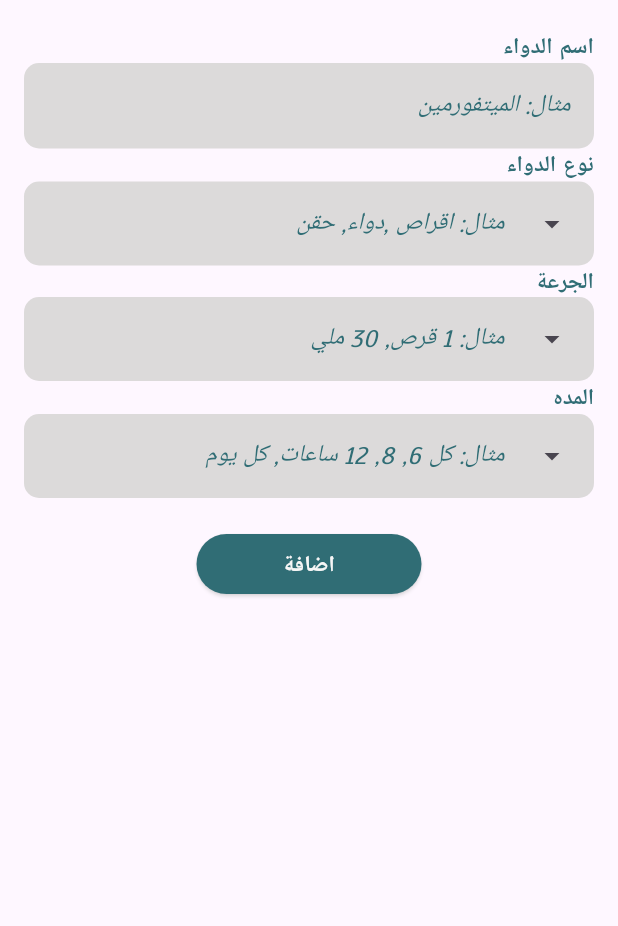
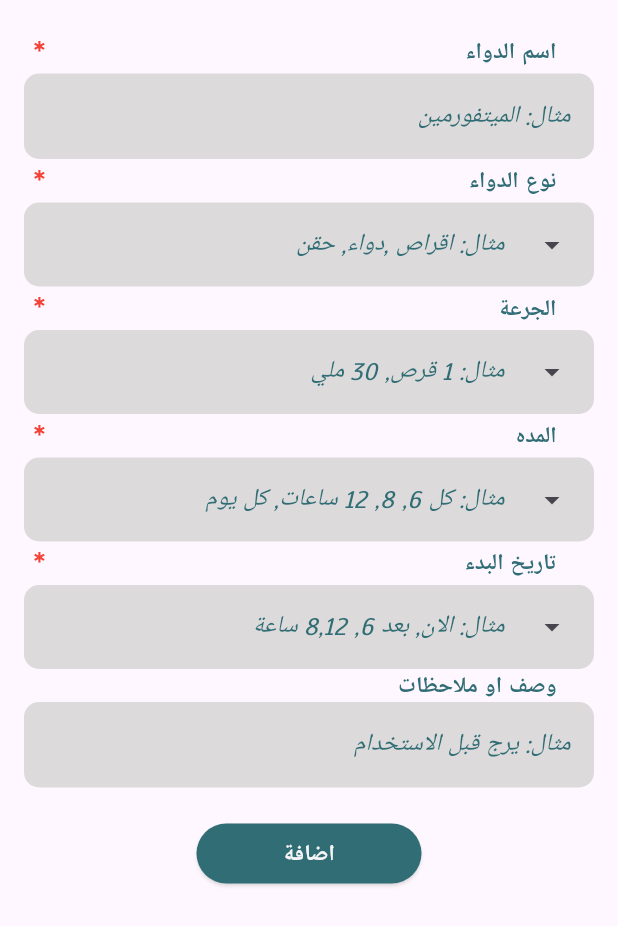
Before and after one commit to ibrahimalnagar45/MedMate, a Flutter app: the AddMedModalBottomSheet widget shown alone on an empty page, opened directly with empty values, on a phone screen of 412 x 824 dp. Shown: the top 926 px of the screen. Run offline on Flutter 3.47's test engine with Material 3 defaults, Android fonts, the phone set to English and light mode, and no system bars; our stand-ins replace flutter_bloc, flutter_svg, get_it, lottie, shared_preferences, sqflite; accounts and stored records are empty.

Commit message:
finishing the bottom sheet and now custmize the appearance of each med_list_tile  and used intl package to format the data

```diff
--- a/lib/features/home/presentation/views/widgets/add_med_modal_bottom_sheet.dart
+++ b/lib/features/home/presentation/views/widgets/add_med_modal_bottom_sheet.dart
@@ -1,6 +1,4 @@
 import 'dart:developer';
-import 'dart:ffi';
-
 import 'package:flutter/material.dart';
 import 'package:flutter_bloc/flutter_bloc.dart';
 import 'package:midmate/features/user_data/presentation/views/widgets/cusotm_label.dart';
@@ -9,8 +7,6 @@ import 'package:midmate/features/user_data/presentation/views/widgets/custom_tex
 import 'package:midmate/utils/app_colors.dart';
 import 'package:midmate/utils/extension_fun.dart';
 import 'package:midmate/utils/models/med_model.dart';
-import 'package:midmate/utils/extension_fun.dart';
-
 import '../../manager/cubit/meds_cubit.dart';
 import 'custom_drop_down_menu.dart';
 
@@ -28,6 +24,7 @@ class AddMedModalBottomSheet extends StatefulWidget {
 
 class _AddMedModalBottomSheetState extends State<AddMedModalBottomSheet> {
   MedModel medModel = MedModel.newMed();
+  String? errorMessage;
   late List<DropdownMenuEntry> doseEntries;
 
   @override
@@ -56,6 +53,11 @@ class _AddMedModalBottomSheetState extends State<AddMedModalBottomSheet> {
               CustomLabel(title: 'اسم الدواء', color: AppColors.blue),
               CustomTextFormFeild(
                 hintText: 'مثال: الميتفورمين',
+                // validator: (value) {
+                //   if (value!.isEmpty) {
+                //     return 'يرجى ادخال اسم الدواء';
+                //   }
+                // },
                 onSubmitted: (vale) {
                   setState(() {
                     medModel.name = vale;
@@ -92,7 +94,7 @@ class _AddMedModalBottomSheetState extends State<AddMedModalBottomSheet> {
                   log(value.runtimeType.toString());
                   log(value.toString());
                   setState(() {
-                    medModel.donse = double.tryParse(value.toString());
+                    medModel.dose = double.tryParse(value.toString());
                     medModel.description = 'non';
                     medModel.startDate = DateTime.now();
                   });
@@ -105,11 +107,28 @@ class _AddMedModalBottomSheetState extends State<AddMedModalBottomSheet> {
                 hintText: 'مثال: كل 6, 8, 12 ساعات, كل يوم',
                 onSelected: (value) {
                   setState(() {
-                    medModel.frequency = value ;
+                    medModel.frequency = value;
                   });
                 },
               ),
+
+              CustomLabel(title: 'تاريخ البدء', color: AppColors.blue),
+              CustomDropDownMenu(
+                entries: [],
+                hintText: 'مثال: الان, بعد 6, 8,12 ساعة',
+              ),
+              CustomLabel(
+                title: ' وصف او ملاحظات',
+                color: AppColors.blue,
+                isImporant: false,
+              ),
+
+              CustomTextFormFeild(hintText: 'مثال: يرج قبل الاستخدام'),
               SizedBox(height: 20),
+              errorMessage != null
+                  ? Text(errorMessage!, style: TextStyle(color: AppColors.red))
+                  : const SizedBox(),
+
               SizedBox(
                 width: 150,
                 child: CustomButton(
@@ -117,9 +136,21 @@ class _AddMedModalBottomSheetState extends State<AddMedModalBottomSheet> {
                   title: 'اضافة',
                   strColor: AppColors.white,
                   onPressed: () {
-                    log(medModel.toString());
-                    BlocProvider.of<MedsCubit>(context).insert(medModel);
-                    context.pop();
+                    if (widget._formKey.currentState!.validate()) {
+                      if (medModel.type == null ||
+                          medModel.name == null ||
+                          medModel.dose == null ||
+                          medModel.startDate == null ||
+                          medModel.frequency == null) {
+                        errorMessage = 'يرجى تعبئة جميع الحقول المطلوبة';
+                        setState(() {});
+                        log('empty fields');
+                        return;
+                      }
+                      log(medModel.toString());
+                      BlocProvider.of<MedsCubit>(context).insert(medModel);
+                      context.pop();
+                    }
                   },
                 ),
               ),
--- a/lib/features/home/presentation/views/widgets/custom_drop_down_menu.dart
+++ b/lib/features/home/presentation/views/widgets/custom_drop_down_menu.dart
@@ -27,6 +27,7 @@ class CustomDropDownMenu<T> extends StatelessWidget {
         borderRadius: BorderRadius.circular(10),
       ),
       child: DropdownMenu<T>(
+
         textAlign: TextAlign.right,
         inputDecorationTheme: InputDecorationTheme(
           border: InputBorder.none,
--- a/lib/features/home/presentation/views/widgets/custom_med_type_icon.dart
+++ b/lib/features/home/presentation/views/widgets/custom_med_type_icon.dart
@@ -7,14 +7,14 @@ class CustomMedTypeIcon extends StatelessWidget {
   @override
   Widget build(BuildContext context) {
     return CircleAvatar(
-      radius: 15,
-
+      radius: 13,
       backgroundColor: Colors.transparent,
       child: Image.asset(
         icon,
         fit: BoxFit.cover,
         color: AppColors.white,
-        width: 35,
+
+        // width: 35,
       ),
     );
   }
--- a/lib/features/user_data/presentation/views/widgets/cusotm_label.dart
+++ b/lib/features/user_data/presentation/views/widgets/cusotm_label.dart
@@ -2,12 +2,24 @@ import 'package:flutter/material.dart';
 import 'package:midmate/utils/text_styles.dart';
 
 class CustomLabel extends StatelessWidget {
-  const CustomLabel({super.key, required this.title, this.color});
+  const CustomLabel({
+    super.key,
+    required this.title,
+    this.color,
+    this.isImporant = true,
+  });
   final String title;
   final Color? color;
+  final bool isImporant;
   @override
   Widget build(BuildContext context) {
-    return Align(
+    return Row(
+      mainAxisAlignment: MainAxisAlignment.spaceBetween,
+      textDirection: TextDirection.rtl,
+      children: [
+        Padding(
+          padding: const EdgeInsets.only(right: 25.0),
+          child: Align(
             alignment: Alignment.topRight,
             child: Text(
               title,
@@ -16,6 +28,15 @@ class CustomLabel extends StatelessWidget {
                       ? TextStyles.regWhtieTextStyle.copyWith(color: color)
                       : TextStyles.regWhtieTextStyle,
             ),
+          ),
+        ),
+        isImporant
+            ? const Text(
+              ' *',
+              style: TextStyle(color: Colors.red, fontSize: 20),
+            )
+            : const SizedBox(),
+      ],
     );
   }
 }
--- a/lib/features/user_data/presentation/views/widgets/custom_text_form_feild.dart
+++ b/lib/features/user_data/presentation/views/widgets/custom_text_form_feild.dart
@@ -16,6 +16,7 @@ class CustomTextFormFeild extends StatelessWidget {
   Widget build(BuildContext context) {
     return TextFormField(
       validator: validator,
+
 
       onChanged: onSubmitted,
       onSaved: onSubmitted,
--- a/lib/utils/models/med_model.dart
+++ b/lib/utils/models/med_model.dart
@@ -1,3 +1,4 @@
+import 'package:intl/intl.dart';
 import 'package:midmate/features/home/data/local_data_base/db_constants.dart';
 
 class MedModel {
@@ -5,20 +6,28 @@ class MedModel {
   String? name;
   String? description;
   MedType? type;
-  double? donse;
+  double? dose;
   int? frequency;
   DateTime? startDate;
+  DateTime? nextTime;
   static int id = 0;
   MedModel.newMed();
   MedModel({
     required this.name,
     required this.description,
     required this.type,
-    required this.donse,
+    required this.dose,
     required this.frequency,
     required this.startDate,
   }) {
     id++;
+  }
+
+  String getFormattedNextTime() {
+    nextTime = startDate!.add(Duration(hours: frequency!));
+    return DateFormat(
+      'hh:mm a',
+    ).format(startDate!.add(Duration(hours: frequency!)));
   }
 
   Map<String, dynamic> toMap() {
@@ -26,7 +35,7 @@ class MedModel {
       'name': name,
       'description': description,
       'type': type.toString(),
-      'amount': donse.toString(),
+      'amount': dose.toString(),
       'frequency': frequency.toString(),
       'startDate': startDate == null ? startDate : startDate!.toIso8601String(),
     };
@@ -37,7 +46,7 @@ class MedModel {
       name: map[DbConstants.columnName],
       description: map[DbConstants.columnDescription],
       type: getType(map[DbConstants.columnType]),
-      donse: map[DbConstants.columnAmount],
+      dose: map[DbConstants.columnAmount],
       frequency: map[DbConstants.columnFrequency],
       startDate: DateTime.parse(map[DbConstants.columnStartDate]),
     );
@@ -45,7 +54,7 @@ class MedModel {
 
   @override
   String toString() {
-    return 'name:$name, description:$description,  type:$type, donse:$donse, frequency:$frequency, startDate:$startDate';
+    return 'name:$name, description:$description,  type:$type, donse:$dose, frequency:$frequency, startDate:$startDate';
   }
 }
 
--- a/pubspec.yaml
+++ b/pubspec.yaml
@@ -35,6 +35,7 @@ dependencies:
   flutter_native_splash: ^2.4.5
   flutter_svg: ^2.0.17
   get_it: ^8.0.3
+  intl: ^0.20.2
   lottie: ^3.3.1
   shared_preferences: ^2.5.2
   sqflite: ^2.4.2
```
Also changed, not shown: lib/features/home/data/local_data_base/crud.dart (+6 -1 lines), lib/features/home/presentation/views/widgets/custom_med_list_tile.dart (+38 -3 lines), lib/features/home/presentation/views/widgets/home_view_body.dart (+13 -3 lines), lib/features/home/presentation/views/widgets/meds_list_view.dart (+8 -6 lines), lib/main.dart (+7 -3 lines), pubspec.lock. Lines whose indentation alone changed are shown as unchanged.
